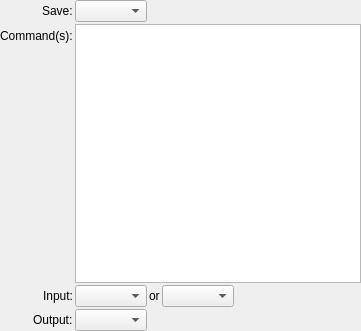
Old version of the form resources/ui/editorcommand.ui in the repository prymatex/prymatex.
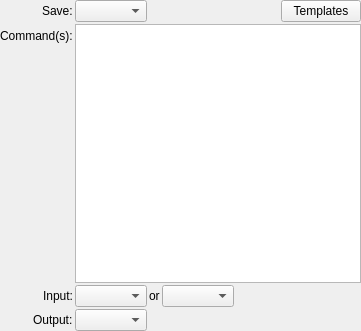
New version of the form.

Commit message: Templates in Commands

```diff
--- a/resources/ui/editorcommand.ui
+++ b/resources/ui/editorcommand.ui
@@ -54,6 +54,13 @@
        </property>
       </spacer>
      </item>
+     <item>
+      <widget class="QPushButton" name="pushButtonTemplates">
+       <property name="text">
+        <string>Templates</string>
+       </property>
+      </widget>
+     </item>
     </layout>
    </item>
    <item row="1" column="0">
```
The commit also changes 44 other files.
